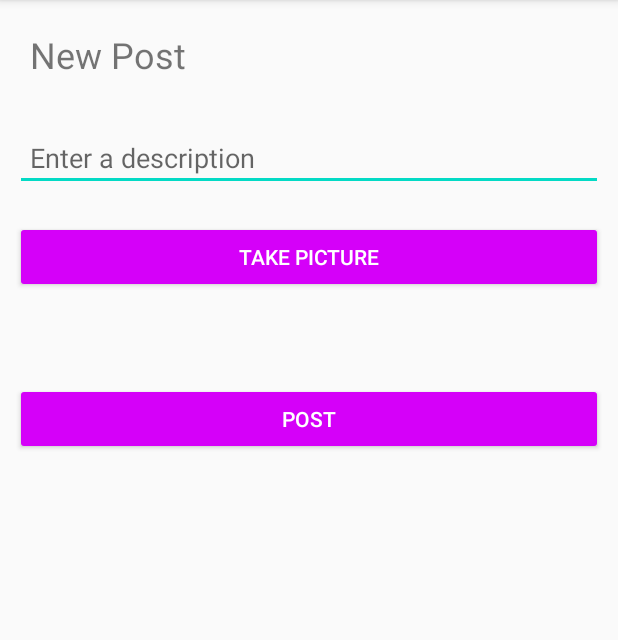
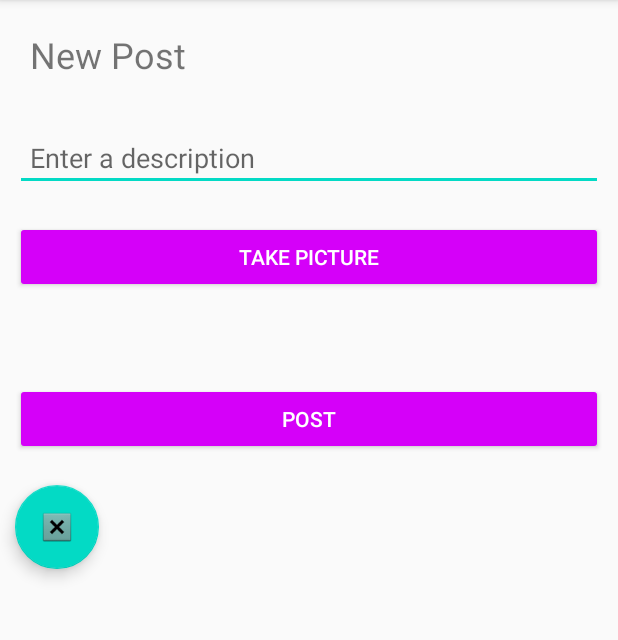
Before and after one commit to stephypy/QueridaCamara, an Android app: the MainActivity screen opened directly, with no data from a screen before it, on a phone screen of 412 x 824 dp, the part 84-724 px from its top. Run offline under Robolectric (Android 15) with nearby library versions, the phone set to English and light mode, and no system bars; libraries missing offline, so code that uses them is left out: com.parse; 1 statement that could not run was skipped.

```diff
--- a/app/src/main/java/com/codepath/queridacamara/MainActivity.java
+++ b/app/src/main/java/com/codepath/queridacamara/MainActivity.java
@@ -19,6 +19,7 @@ import android.widget.ImageView;
 import android.widget.TextView;
 import android.widget.Toast;
 
+import com.google.android.material.floatingactionbutton.FloatingActionButton;
 import com.parse.FindCallback;
 import com.parse.ParseException;
 import com.parse.ParseFile;
@@ -29,11 +30,13 @@ import com.parse.SaveCallback;
 import java.io.File;
 import java.util.List;
 
+
 public class MainActivity extends AppCompatActivity {
 
     private static final String TAG = "MainActivity";
     private static final int CAPTURE_IMAGE_ACTIVITY_REQUEST_CODE = 42;
 
+    FloatingActionButton fabLogOut;
     TextView tvTitleNewPost;
     EditText etDescription;
     Button btnTakePicture;
@@ -41,6 +44,7 @@ public class MainActivity extends AppCompatActivity {
     Button btnPostPicture;
     File photoFile;
     String photoFileName = "photo.jpg";
+    ParseUser currentUser;
 
     @Override
     protected void onCreate(Bundle savedInstanceState) {
@@ -52,6 +56,16 @@ public class MainActivity extends AppCompatActivity {
         btnTakePicture = findViewById(R.id.btnTakePicture);
         ivPostPicture = findViewById(R.id.ivPostPicture);
         btnPostPicture = findViewById(R.id.btnPostPicture);
+        fabLogOut =  findViewById(R.id.fabLogOut);
+
+        currentUser = ParseUser.getCurrentUser();
+
+        fabLogOut.setOnClickListener(new View.OnClickListener() {
+            @Override
+            public void onClick(View v) {
+                logUserOut();
+            }
+        });
 
         btnTakePicture.setOnClickListener(new View.OnClickListener() {
             @Override
@@ -73,11 +87,17 @@ public class MainActivity extends AppCompatActivity {
                     Toast.makeText(MainActivity.this, "There is no image!", Toast.LENGTH_SHORT).show();
                     return;
                 }
-                ParseUser currentUser = ParseUser.getCurrentUser();
                 savePost(description, currentUser, photoFile);
             }
         });
+    }
 
+    private void logUserOut() {
+        ParseUser.logOut();
+        currentUser = ParseUser.getCurrentUser();
+        Intent i = new Intent(this, LoginActivity.class);
+        startActivity(i);
+        finish();
     }
 
     private void launchCamera() {
--- a/app/src/main/res/layout/activity_main.xml
+++ b/app/src/main/res/layout/activity_main.xml
@@ -70,5 +70,15 @@
         app:layout_constraintStart_toStartOf="parent"
         app:layout_constraintTop_toBottomOf="@+id/ivPostPicture" />
 
+    <com.google.android.material.floatingactionbutton.FloatingActionButton
+        android:id="@+id/fabLogOut"
+        android:layout_width="match_parent"
+        android:layout_height="wrap_content"
+        android:layout_margin="10dp"
+        android:clickable="true"
+        android:padding="10dp"
+        android:tooltipText="Log out"
+        app:srcCompat="@android:drawable/btn_dialog" />
+
 
 </LinearLayout>
```
